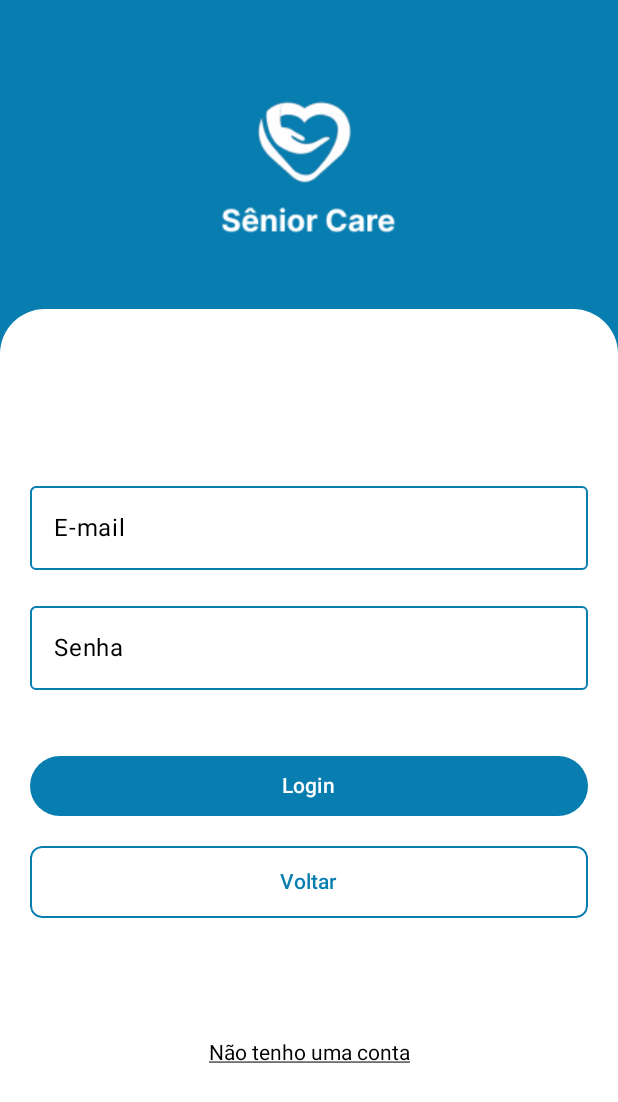
After one commit to SeniorCareSP/app-seniorCare-kotlin, an Android app built with Jetpack Compose: the Login screen opened directly, with no data from a screen before it, on a phone screen of 412 x 824 dp. The commit adds this screen. Shown: the top 1102 px of the screen. Run offline under Robolectric (Android 15) with nearby library versions, the phone set to English and light mode, and no system bars.

Commit message:
subindo tela de login

```diff
--- a/App/app/src/main/AndroidManifest.xml
+++ b/App/app/src/main/AndroidManifest.xml
@@ -13,6 +13,11 @@
         android:theme="@style/Theme.MobileSeniorCare"
         tools:targetApi="31">
         <activity
+            android:name=".Login"
+            android:exported="true"
+            android:label="@string/title_activity_login"
+            android:theme="@style/Theme.MobileSeniorCare" />
+        <activity
             android:name=".MainActivity"
             android:exported="true"
             android:label="@string/app_name"
--- /dev/null
+++ b/App/app/src/main/java/com/example/mobileseniorcare/Login.kt
@@ -0,0 +1,190 @@
+package com.example.mobileseniorcare
+import android.os.Bundle
+import androidx.activity.ComponentActivity
+import androidx.activity.compose.setContent
+import androidx.activity.enableEdgeToEdge
+import androidx.compose.foundation.Image
+import androidx.compose.foundation.background
+import androidx.compose.foundation.border
+import androidx.compose.foundation.clickable
+import androidx.compose.foundation.layout.Arrangement
+import androidx.compose.foundation.layout.Box
+import androidx.compose.foundation.layout.Column
+import androidx.compose.foundation.layout.Spacer
+import androidx.compose.foundation.layout.fillMaxHeight
+import androidx.compose.foundation.layout.fillMaxSize
+import androidx.compose.foundation.layout.fillMaxWidth
+import androidx.compose.foundation.layout.height
+import androidx.compose.foundation.layout.padding
+import androidx.compose.foundation.layout.size
+import androidx.compose.material3.Button
+import androidx.compose.material3.OutlinedTextField
+import androidx.compose.material3.OutlinedTextFieldDefaults
+import androidx.compose.material3.Scaffold
+import androidx.compose.material3.Text
+import androidx.compose.runtime.Composable
+import androidx.compose.runtime.getValue
+import androidx.compose.runtime.mutableStateOf
+import androidx.compose.runtime.remember
+import androidx.compose.runtime.setValue
+import androidx.compose.ui.Alignment
+import androidx.compose.ui.Modifier
+import androidx.compose.ui.draw.clip
+import androidx.compose.ui.graphics.Color
+import androidx.compose.ui.res.painterResource
+import androidx.compose.ui.text.TextStyle
+import androidx.compose.ui.text.input.PasswordVisualTransformation
+import androidx.compose.ui.text.style.TextAlign
+import androidx.compose.ui.text.style.TextDecoration
+import androidx.compose.ui.tooling.preview.Preview
+import androidx.compose.ui.unit.dp
+import com.example.mobileseniorcare.ui.theme.MobileSeniorCareTheme
+
+
+class Login : ComponentActivity() {
+    override fun onCreate(savedInstanceState: Bundle?) {
+        super.onCreate(savedInstanceState)
+        enableEdgeToEdge()
+        setContent {
+            MobileSeniorCareTheme {
+                Scaffold(modifier = Modifier.fillMaxSize()) { innerPadding ->
+                    Greeting(
+                        name = "Android",
+                        modifier = Modifier.padding(innerPadding)
+                    )
+                }
+            }
+        }
+    }
+}
+@Composable
+fun Greeting(name: String, modifier: Modifier = Modifier) {
+    var login by remember { mutableStateOf("") }
+    var senha by remember { mutableStateOf("") }
+    val labelColor = Color(0xFF000000)
+    val borderColor = Color(0xFF077DB0)
+    val buttonBackgroundColor = Color(0xFF077DB0)
+    val buttonTextColor = Color.White
+    val buttonWhiteTextColor = Color(0xFF077DB0)
+    val buttonWhiteBackgroundColor = Color.White
+    val textColor = Color.Black // Cor do texto dos campos de entrada
+
+    Box(
+        modifier = modifier
+            .fillMaxSize()
+            .background(color = Color(0xFF077DB0)) // Fundo azul
+    ) {
+
+        // Parte superior azul com logo e texto
+        Column(
+            modifier = Modifier
+                .fillMaxWidth()
+                .fillMaxHeight(0.35f), // 35% para a área azul
+            horizontalAlignment = Alignment.CenterHorizontally,
+            verticalArrangement = Arrangement.Top // Logo mais pra cima
+        ) {
+            Spacer(modifier = Modifier.height(32.dp)) // Espaço para mover a logo mais para cima
+            Image(
+                painter = painterResource(id = R.drawable.logo_mobile), // Substitua pelo seu recurso de imagem
+                contentDescription = "Logo do Mobile Senior Care",
+                modifier = Modifier.size(150.dp), // Ajuste do tamanho da imagem
+            )
+        }
+
+        // Parte inferior branca com campos de login e botões
+        Column(
+            modifier = Modifier
+                .fillMaxWidth()
+                .fillMaxHeight(0.75f) // A parte branca ocupará 75% da tela
+                .background(
+                    color = Color.White,
+                    shape = androidx.compose.foundation.shape.RoundedCornerShape(
+                        topEnd = 30.dp,
+                        topStart = 30.dp
+                    )
+                )
+                .align(Alignment.BottomCenter)
+                .padding(20.dp),
+            horizontalAlignment = Alignment.CenterHorizontally,
+            verticalArrangement = Arrangement.Top // Conteúdo mais para baixo
+        ) {
+            Spacer(modifier = Modifier.height(90.dp))
+            OutlinedTextField(
+                label = { Text("E-mail", color = labelColor) },  // Cor personalizada do label
+                value = login,
+                onValueChange = { login = it },
+                modifier = Modifier.fillMaxWidth(),
+                colors = OutlinedTextFieldDefaults.colors(
+                    focusedBorderColor = borderColor,
+                    unfocusedBorderColor = borderColor,
+                    focusedTextColor = textColor, // Cor do texto quando o campo está focado
+                    unfocusedTextColor = textColor  // Cor do texto quando o campo não está focado
+                )
+
+            )
+            Spacer(modifier = Modifier.height(16.dp)) // Espaço entre os inputs
+            OutlinedTextField(
+                label = { Text("Senha", color = labelColor) },  // Cor personalizada do label
+                value = senha,
+                onValueChange = { senha = it },
+                modifier = Modifier
+                    .fillMaxWidth(),
+                visualTransformation = PasswordVisualTransformation(),  // Esconde a senha
+                colors = OutlinedTextFieldDefaults.colors(
+                    focusedBorderColor = borderColor,
+                    unfocusedBorderColor = borderColor,
+                    focusedTextColor = textColor, // Cor do texto quando o campo está focado
+                    unfocusedTextColor = textColor  // Cor do texto quando o campo não está focado
+                )
+            )
+            Spacer(modifier = Modifier.height(40.dp)) // Espaço entre o segundo input e o botão de login
+            Button(
+                onClick = { /* Ação de login */ },
+                modifier = Modifier
+                    .fillMaxWidth()
+                    .clip(androidx.compose.foundation.shape.RoundedCornerShape(8.dp)), // Bordas arredondadas
+                colors = androidx.compose.material3.ButtonDefaults.buttonColors( // Cor personalizada do botão
+                    containerColor = buttonBackgroundColor,
+                    contentColor = buttonTextColor
+                )
+            ) {
+                Text("Login")
+            }
+            Spacer(modifier = Modifier.height(16.dp)) // Espaço entre os botões
+            // Botão Voltar
+            Button(
+                onClick = { /* Ação de voltar */ },
+                modifier = Modifier
+                    .fillMaxWidth()
+                    .clip(androidx.compose.foundation.shape.RoundedCornerShape(8.dp)) // Bordas arredondadas
+                    .border(1.dp, borderColor, shape = androidx.compose.foundation.shape.RoundedCornerShape(8.dp)),
+                colors = androidx.compose.material3.ButtonDefaults.buttonColors( // Cor personalizada do botão "Voltar"
+                    containerColor = buttonWhiteBackgroundColor,
+                    contentColor = buttonWhiteTextColor
+                )
+            ) {
+                Text("Voltar")
+            }
+            Spacer(modifier = Modifier.height(16.dp))
+            // Texto "Não tenho uma conta" clicável e sublinhado
+            Spacer(modifier = Modifier.height(50.dp))
+            Text(
+                text = "Não tenho uma conta",
+                modifier = Modifier
+                    .clickable { /* Ação para criar conta */ }
+                    .padding(top = 16.dp),
+                color = labelColor,
+                textAlign = TextAlign.Center,
+                style = TextStyle(textDecoration = TextDecoration.Underline) // Texto sublinhado
+            )
+        }
+    }
+}
+
+@Preview(showBackground = true)
+@Composable
+fun GreetingPreview() {
+    MobileSeniorCareTheme {
+        Greeting("Android")
+    }
+}
--- a/App/app/src/main/res/values/strings.xml
+++ b/App/app/src/main/res/values/strings.xml
@@ -1,3 +1,4 @@
 <resources>
     <string name="app_name">MobileSeniorCare</string>
+    <string name="title_activity_login">Login</string>
 </resources>
```
Also changed, not shown: App/app/src/main/res/drawable/logo_mobile.png (added).
